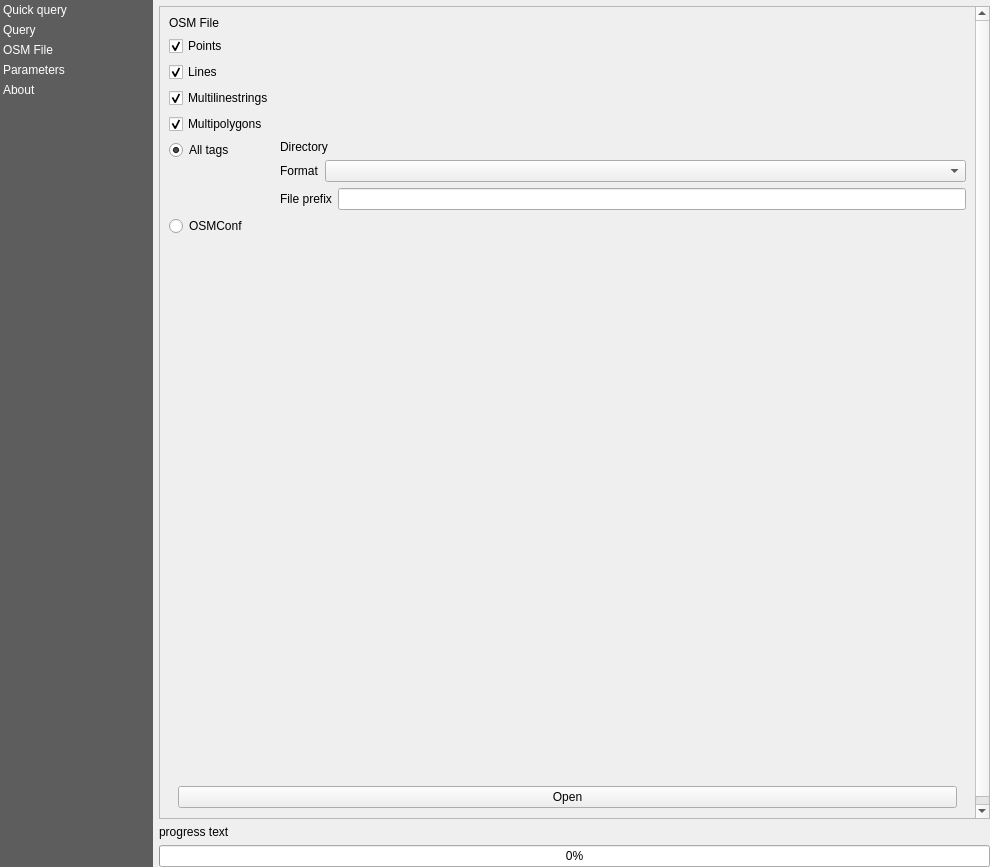
3liz/QuickOSM, file QuickOSM/resources/ui/main_window.ui: the form before one commit.
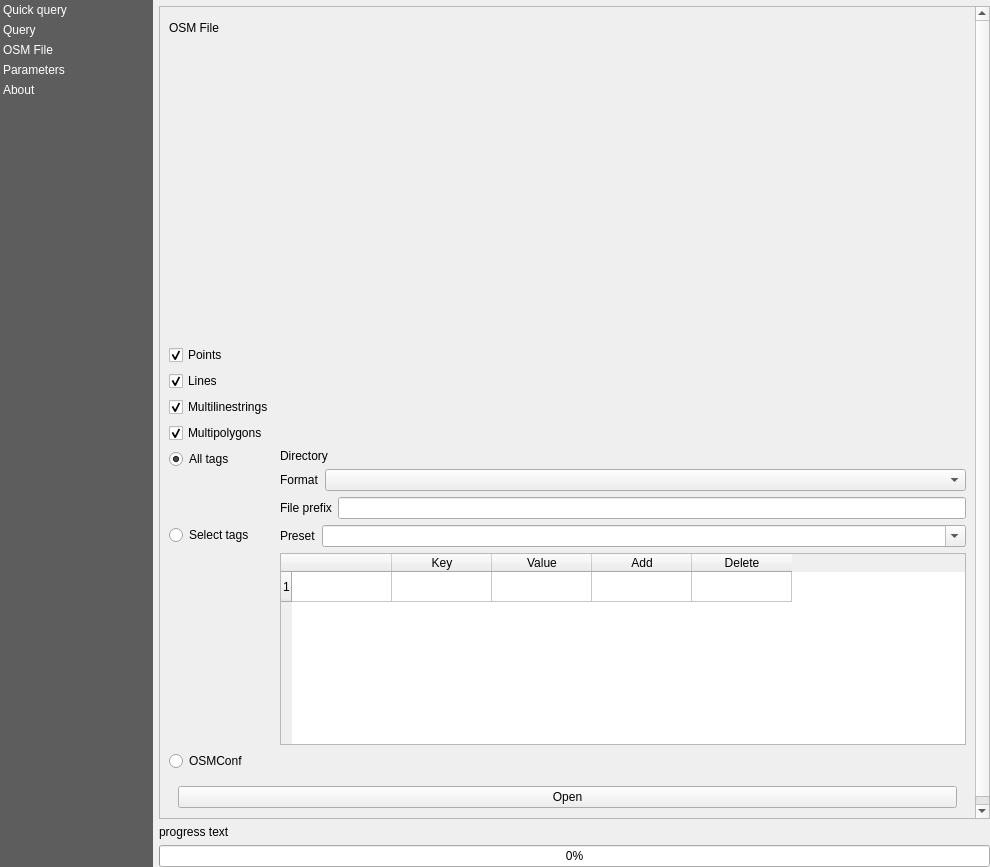
The form after the commit. The open tabs and pages were chosen to show the change. Custom widgets are drawn as their Qt base class.

Diff of the .ui file:
```diff
--- a/QuickOSM/resources/ui/main_window.ui
+++ b/QuickOSM/resources/ui/main_window.ui
@@ -1402,19 +1402,97 @@
                  </item>
                 </layout>
                </item>
-               <item row="6" column="0">
-                <widget class="QRadioButton" name="radio_osm_conf">
-                 <property name="text">
-                  <string>OSMConf</string>
-                 </property>
-                 <property name="checked">
-                  <bool>false</bool>
-                 </property>
-                </widget>
-               </item>
                <item row="6" column="1">
+                <layout class="QVBoxLayout" name="verticalLayout_18">
+                 <item>
+                  <layout class="QHBoxLayout" name="horizontalLayout_12">
+                   <item>
+                    <widget class="QLabel" name="label_41">
+                     <property name="sizePolicy">
+                      <sizepolicy hsizetype="Fixed" vsizetype="Preferred">
+                       <horstretch>0</horstretch>
+                       <verstretch>0</verstretch>
+                      </sizepolicy>
+                     </property>
+                     <property name="text">
+                      <string>Preset</string>
+                     </property>
+                    </widget>
+                   </item>
+                   <item>
+                    <widget class="QComboBox" name="combo_preset_f">
+                     <property name="sizePolicy">
+                      <sizepolicy hsizetype="Preferred" vsizetype="Fixed">
+                       <horstretch>0</horstretch>
+                       <verstretch>0</verstretch>
+                      </sizepolicy>
+                     </property>
+                     <property name="toolTip">
+                      <string>A preset to fetch</string>
+                     </property>
+                     <property name="editable">
+                      <bool>true</bool>
+                     </property>
+                    </widget>
+                   </item>
+                  </layout>
+                 </item>
+                 <item>
+                  <widget class="QTableWidget" name="table_keys_values_f">
+                   <row>
+                    <property name="text">
+                     <string>1</string>
+                    </property>
+                   </row>
+                   <column>
+                    <property name="text">
+                     <string/>
+                    </property>
+                   </column>
+                   <column>
+                    <property name="text">
+                     <string>Key</string>
+                    </property>
+                   </column>
+                   <column>
+                    <property name="text">
+                     <string>Value</string>
+                    </property>
+                   </column>
+                   <column>
+                    <property name="text">
+                     <string>Add</string>
+                    </property>
+                   </column>
+                   <column>
+                    <property name="text">
+                     <string>Delete</string>
+                    </property>
+                   </column>
+                  </widget>
+                 </item>
+                </layout>
+               </item>
+               <item row="8" column="1">
                 <widget class="QgsFileWidget" name="osm_conf" native="true"/>
                </item>
+               <item row="8" column="0">
+                <widget class="QRadioButton" name="radio_osm_conf">
+                 <property name="text">
+                  <string>OSMConf</string>
+                 </property>
+                 <property name="checked">
+                  <bool>false</bool>
+                 </property>
+                </widget>
+               </item>
+               <item row="6" column="0">
+                <widget class="QRadioButton" name="radio_selection_keys">
+                 <property name="text">
+                  <string>Select tags</string>
+                 </property>
+                </widget>
+               </item>
               </layout>
              </item>
              <item>
```
Left out of the diff: 6 changed lines with no effect on the pictures.
